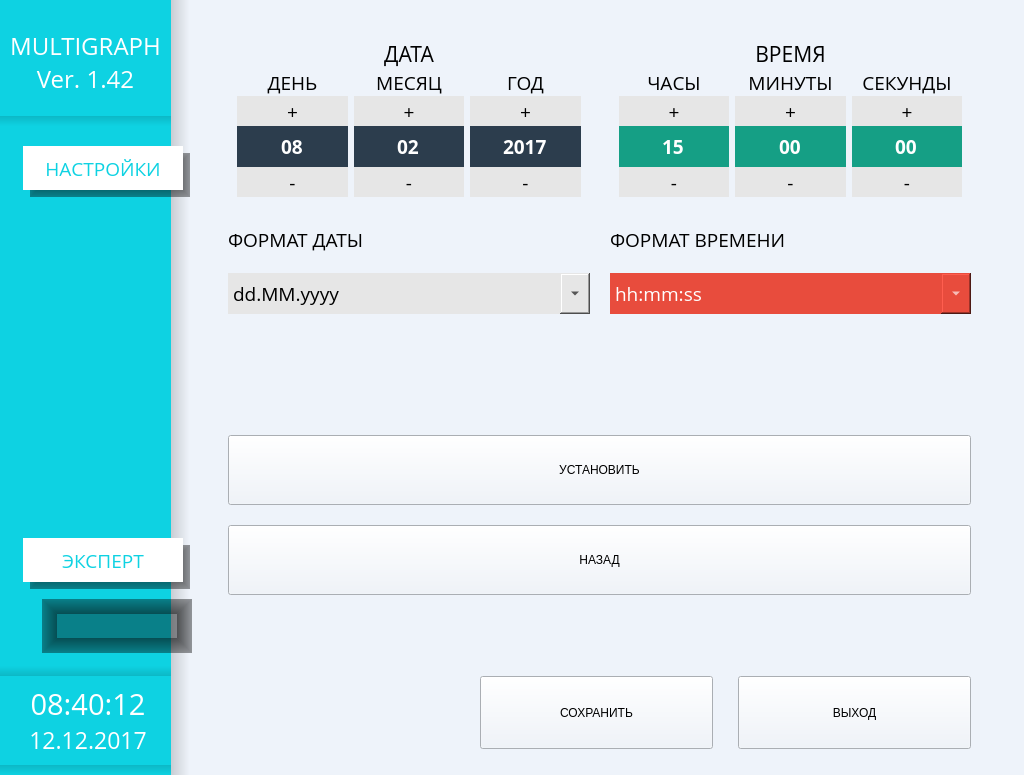
Old version of the form menu.ui in the repository tomyqg/topaz-m.
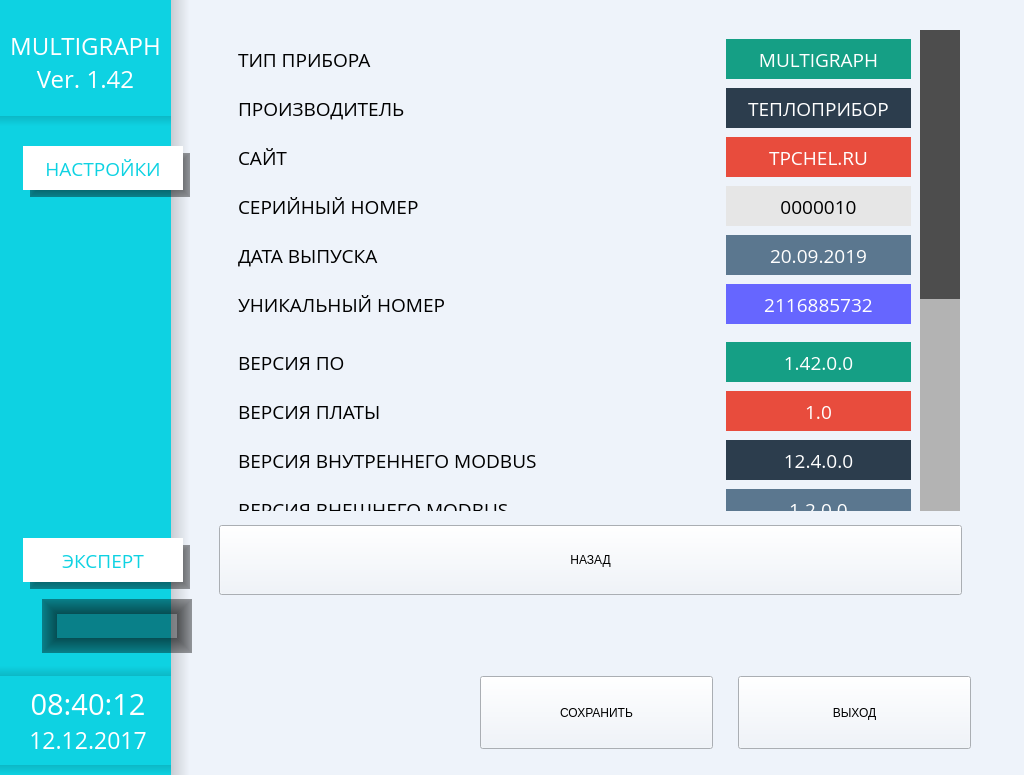
New version of the form. Icons and pictures are not drawn. Custom widgets are drawn as their Qt base class.

Patch:
```diff
--- a/menu.ui
+++ b/menu.ui
@@ -103,7 +103,7 @@
             <number>1</number>
            </property>
            <property name="currentIndex">
-            <number>9</number>
+            <number>37</number>
            </property>
            <widget class="QWidget" name="mainMenu">
             <layout class="QVBoxLayout" name="verticalLayout_3">
@@ -11793,6 +11793,997 @@
              </property>
             </widget>
            </widget>
+           <widget class="QWidget" name="pageMultigraphInfo">
+            <widget class="wButtonStyled" name="bBackDevice_2">
+             <property name="geometry">
+              <rect>
+               <x>20</x>
+               <y>525</y>
+               <width>743</width>
+               <height>70</height>
+              </rect>
+             </property>
+             <property name="sizePolicy">
+              <sizepolicy hsizetype="Preferred" vsizetype="Preferred">
+               <horstretch>0</horstretch>
+               <verstretch>0</verstretch>
+              </sizepolicy>
+             </property>
+             <property name="minimumSize">
+              <size>
+               <width>0</width>
+               <height>70</height>
+              </size>
+             </property>
+             <property name="text">
+              <string>НАЗАД</string>
+             </property>
+            </widget>
+            <widget class="QScrollArea" name="scrollAreaFreq_2">
+             <property name="geometry">
+              <rect>
+               <x>30</x>
+               <y>30</y>
+               <width>731</width>
+               <height>481</height>
+              </rect>
+             </property>
+             <property name="styleSheet">
+              <string notr="true">QScrollBar:vertical {              
+        background:rgb(179, 179, 179);
+        margin: 0px 0px 0px 0px;
+		border-radius: 0px;
+		width:40px; 
+    }
+QScrollBar::handle:vertical {
+       background:rgb(77, 77, 77);
+        min-height: 50px;
+		border-radius: 0px;
+    }
+QScrollBar::add-line:vertical {
+       background:rgb(179, 179, 179);
+        height:0px;
+        subcontrol-position: bottom;
+        subcontrol-origin: margin;
+		border-radius: 0px;
+    }
+
+QScrollBar::sub-line:vertical {
+        background:rgb(77, 77, 77);
+        height: 0 px;
+        subcontrol-position: top;
+        subcontrol-origin: margin; 
+		border-radius: 0px;
+    }
+QScrollBar::up-arrow:vertica, QScrollBar::down-arrow:verticall {
+        background:rgb(77, 77, 77);
+        height: 0px;
+		border-radius: 0px;
+    }
+
+QScrollBar::add-page:vertical, QScrollBar::sub-page:vertical {
+   background: none;
+}
+
+</string>
+             </property>
+             <property name="frameShape">
+              <enum>QFrame::NoFrame</enum>
+             </property>
+             <property name="widgetResizable">
+              <bool>true</bool>
+             </property>
+             <widget class="QWidget" name="widgetScrollAreaFreq_2">
+              <property name="geometry">
+               <rect>
+                <x>0</x>
+                <y>-417</y>
+                <width>714</width>
+                <height>898</height>
+               </rect>
+              </property>
+              <layout class="QVBoxLayout" name="verticalLayout_44">
+               <property name="spacing">
+                <number>0</number>
+               </property>
+               <property name="leftMargin">
+                <number>0</number>
+               </property>
+               <property name="topMargin">
+                <number>0</number>
+               </property>
+               <property name="rightMargin">
+                <number>0</number>
+               </property>
+               <property name="bottomMargin">
+                <number>0</number>
+               </property>
+               <item>
+                <layout class="QVBoxLayout" name="verticalLayoutFreq_2">
+                 <item>
+                  <widget class="QFrame" name="frameDeviceInfo1_2">
+                   <property name="frameShape">
+                    <enum>QFrame::NoFrame</enum>
+                   </property>
+                   <property name="frameShadow">
+                    <enum>QFrame::Raised</enum>
+                   </property>
+                   <layout class="QGridLayout" name="gridLayout_31">
+                    <property name="horizontalSpacing">
+                     <number>0</number>
+                    </property>
+                    <property name="verticalSpacing">
+                     <number>9</number>
+                    </property>
+                    <item row="6" column="1">
+                     <widget class="QLabel" name="serialDateManufacture">
+                      <property name="minimumSize">
+                       <size>
+                        <width>131</width>
+                        <height>40</height>
+                       </size>
+                      </property>
+                      <property name="maximumSize">
+                       <size>
+                        <width>185</width>
+                        <height>45</height>
+                       </size>
+                      </property>
+                      <property name="font">
+                       <font>
+                        <family>Open Sans</family>
+                        <pointsize>14</pointsize>
+                       </font>
+                      </property>
+                      <property name="styleSheet">
+                       <string notr="true">	background-color: rgb(91, 119, 143);
+	color: rgb(255, 255, 255);
+	border-radius: 0px;</string>
+                      </property>
+                      <property name="text">
+                       <string>20.09.2019</string>
+                      </property>
+                      <property name="alignment">
+                       <set>Qt::AlignCenter</set>
+                      </property>
+                     </widget>
+                    </item>
+                    <item row="4" column="1">
+                     <widget class="QLabel" name="site">
+                      <property name="minimumSize">
+                       <size>
+                        <width>131</width>
+                        <height>40</height>
+                       </size>
+                      </property>
+                      <property name="maximumSize">
+                       <size>
+                        <width>185</width>
+                        <height>45</height>
+                       </size>
+                      </property>
+                      <property name="font">
+                       <font>
+                        <family>Open Sans</family>
+                        <pointsize>14</pointsize>
+                       </font>
+                      </property>
+                      <property name="styleSheet">
+                       <string notr="true">	background-color: rgb(232, 76, 61);
+	color: rgb(255, 255, 255);
+	border-radius: 0px;</string>
+                      </property>
+                      <property name="text">
+                       <string>TPCHEL.RU</string>
+                      </property>
+                      <property name="alignment">
+                       <set>Qt::AlignCenter</set>
+                      </property>
+                     </widget>
+                    </item>
+                    <item row="0" column="0">
+                     <widget class="QLabel" name="devicelbl_3">
+                      <property name="font">
+                       <font>
+                        <family>Open Sans</family>
+                        <pointsize>14</pointsize>
+                       </font>
+                      </property>
+                      <property name="text">
+                       <string>ТИП ПРИБОРА</string>
+                      </property>
+                     </widget>
+                    </item>
+                    <item row="4" column="0">
+                     <widget class="QLabel" name="devicelbl_17">
+                      <property name="font">
+                       <font>
+                        <family>Open Sans</family>
+                        <pointsize>14</pointsize>
+                       </font>
+                      </property>
+                      <property name="text">
+                       <string>САЙТ</string>
+                      </property>
+                     </widget>
+                    </item>
+                    <item row="0" column="1">
+                     <widget class="QLabel" name="proborType">
+                      <property name="minimumSize">
+                       <size>
+                        <width>131</width>
+                        <height>40</height>
+                       </size>
+                      </property>
+                      <property name="maximumSize">
+                       <size>
+                        <width>185</width>
+                        <height>45</height>
+                       </size>
+                      </property>
+                      <property name="font">
+                       <font>
+                        <family>Open Sans</family>
+                        <pointsize>14</pointsize>
+                       </font>
+                      </property>
+                      <property name="styleSheet">
+                       <string notr="true">	background-color: rgb(21, 159, 133);
+	color: rgb(255, 255, 255);
+	border-radius: 0px;</string>
+                      </property>
+                      <property name="text">
+                       <string>MULTIGRAPH</string>
+                      </property>
+                      <property name="alignment">
+                       <set>Qt::AlignCenter</set>
+                      </property>
+                     </widget>
+                    </item>
+                    <item row="3" column="0">
+                     <widget class="QLabel" name="devicelbl_18">
+                      <property name="font">
+                       <font>
+                        <family>Open Sans</family>
+                        <pointsize>14</pointsize>
+                       </font>
+                      </property>
+                      <property name="text">
+                       <string>ПРОИЗВОДИТЕЛЬ</string>
+                      </property>
+                     </widget>
+                    </item>
+                    <item row="5" column="1">
+                     <widget class="QLabel" name="serialNumberDevice">
+                      <property name="minimumSize">
+                       <size>
+                        <width>131</width>
+                        <height>40</height>
+                       </size>
+                      </property>
+                      <property name="maximumSize">
+                       <size>
+                        <width>185</width>
+                        <height>45</height>
+                       </size>
+                      </property>
+                      <property name="font">
+                       <font>
+                        <family>Open Sans</family>
+                        <pointsize>14</pointsize>
+                       </font>
+                      </property>
+                      <property name="styleSheet">
+                       <string notr="true">background-color: rgb(230, 230, 230);
+color: rgb(0, 0, 0);
+border-radius: 0px;
+</string>
+                      </property>
+                      <property name="text">
+                       <string>0000010</string>
+                      </property>
+                      <property name="alignment">
+                       <set>Qt::AlignCenter</set>
+                      </property>
+                     </widget>
+                    </item>
+                    <item row="6" column="0">
+                     <widget class="QLabel" name="devicelbl_26">
+                      <property name="font">
+                       <font>
+                        <family>Open Sans</family>
+                        <pointsize>14</pointsize>
+                       </font>
+                      </property>
+                      <property name="text">
+                       <string>ДАТА ВЫПУСКА</string>
+                      </property>
+                     </widget>
+                    </item>
+                    <item row="5" column="0">
+                     <widget class="QLabel" name="devicelbl_25">
+                      <property name="font">
+                       <font>
+                        <family>Open Sans</family>
+                        <pointsize>14</pointsize>
+                       </font>
+                      </property>
+                      <property name="text">
+                       <string>СЕРИЙНЫЙ НОМЕР</string>
+                      </property>
+                     </widget>
+                    </item>
+                    <item row="3" column="1">
+                     <widget class="QLabel" name="manufacturer">
+                      <property name="minimumSize">
+                       <size>
+                        <width>131</width>
+                        <height>40</height>
+                       </size>
+                      </property>
+                      <property name="maximumSize">
+                       <size>
+                        <width>185</width>
+                        <height>45</height>
+                       </size>
+                      </property>
+                      <property name="font">
+                       <font>
+                        <family>Open Sans</family>
+                        <pointsize>14</pointsize>
+                       </font>
+                      </property>
+                      <property name="styleSheet">
+                       <string notr="true">background-color:rgb(44, 61, 77);
+color: rgb(255 , 255, 255);
+border-radius: 0px;</string>
+                      </property>
+                      <property name="text">
+                       <string>ТЕПЛОПРИБОР</string>
+                      </property>
+                      <property name="alignment">
+                       <set>Qt::AlignCenter</set>
+                      </property>
+                     </widget>
+                    </item>
+                    <item row="8" column="1">
+                     <widget class="QLabel" name="unicNumber">
+                      <property name="minimumSize">
+                       <size>
+                        <width>131</width>
+                        <height>40</height>
+                       </size>
+                      </property>
+                      <property name="maximumSize">
+                       <size>
+                        <width>185</width>
+                        <height>45</height>
+                       </size>
+                      </property>
+                      <property name="font">
+                       <font>
+                        <family>Open Sans</family>
+                        <pointsize>14</pointsize>
+                       </font>
+                      </property>
+                      <property name="styleSheet">
+                       <string notr="true">background-color: rgb(102, 102, 255);
+color: rgb(255, 255, 255);
+border-radius: 0px;</string>
+                      </property>
+                      <property name="text">
+                       <string>2116885732</string>
+                      </property>
+                      <property name="alignment">
+                       <set>Qt::AlignCenter</set>
+                      </property>
+                     </widget>
+                    </item>
+                    <item row="8" column="0">
+                     <widget class="QLabel" name="devicelbl_27">
+                      <property name="font">
+                       <font>
+                        <family>Open Sans</family>
+                        <pointsize>14</pointsize>
+                       </font>
+                      </property>
+                      <property name="text">
+                       <string>УНИКАЛЬНЫЙ НОМЕР</string>
+                      </property>
+                     </widget>
+                    </item>
+                   </layout>
+                  </widget>
+                 </item>
+                 <item>
+                  <widget class="QFrame" name="frameDeviceInfo2_2">
+                   <property name="frameShape">
+                    <enum>QFrame::NoFrame</enum>
+                   </property>
+                   <property name="frameShadow">
+                    <enum>QFrame::Raised</enum>
+                   </property>
+                   <layout class="QGridLayout" name="gridLayout_30">
+                    <property name="horizontalSpacing">
+                     <number>0</number>
+                    </property>
+                    <property name="verticalSpacing">
+                     <number>9</number>
+                    </property>
+                    <item row="5" column="0">
+                     <widget class="QLabel" name="devicelbl_12">
+                      <property name="font">
+                       <font>
+                        <family>Open Sans</family>
+                        <pointsize>14</pointsize>
+                       </font>
+                      </property>
+                      <property name="text">
+                       <string>ВЕРСИЯ ВНЕШНЕГО MODBUS</string>
+                      </property>
+                     </widget>
+                    </item>
+                    <item row="5" column="1">
+                     <widget class="QLabel" name="extModbusVersion">
+                      <property name="minimumSize">
+                       <size>
+                        <width>131</width>
+                        <height>40</height>
+                       </size>
+                      </property>
+                      <property name="maximumSize">
+                       <size>
+                        <width>185</width>
+                        <height>45</height>
+                       </size>
+                      </property>
+                      <property name="font">
+                       <font>
+                        <family>Open Sans</family>
+                        <pointsize>14</pointsize>
+                       </font>
+                      </property>
+                      <property name="styleSheet">
+                       <string notr="true">	background-color: rgb(91, 119, 143);
+	color: rgb(255, 255, 255);
+	border-radius: 0px;</string>
+                      </property>
+                      <property name="text">
+                       <string>1.2.0.0</string>
+                      </property>
+                      <property name="alignment">
+                       <set>Qt::AlignCenter</set>
+                      </property>
+                     </widget>
+                    </item>
+                    <item row="2" column="0">
+                     <widget class="QLabel" name="devicelbl_11">
+                      <property name="font">
+                       <font>
+                        <family>Open Sans</family>
+                        <pointsize>14</pointsize>
+                       </font>
+                      </property>
+                      <property name="text">
+                       <string>ВЕРСИЯ ПЛАТЫ</string>
+                      </property>
+                     </widget>
+                    </item>
+                    <item row="0" column="1">
+                     <widget class="QLabel" name="softVersion">
+                      <property name="minimumSize">
+                       <size>
+                        <width>131</width>
+                        <height>40</height>
+                       </size>
+                      </property>
+                      <property name="maximumSize">
+                       <size>
+                        <width>185</width>
+                        <height>45</height>
+                       </size>
+                      </property>
+                      <property name="font">
+                       <font>
+                        <family>Open Sans</family>
+                        <pointsize>14</pointsize>
+                       </font>
+                      </property>
+                      <property name="styleSheet">
+                       <string notr="true">	background-color: rgb(21, 159, 133);
+	color: rgb(255, 255, 255);
+	border-radius: 0px;</string>
+                      </property>
+                      <property name="text">
+                       <string>1.42.0.0</string>
+                      </property>
+                      <property name="alignment">
+                       <set>Qt::AlignCenter</set>
+                      </property>
+                     </widget>
+                    </item>
+                    <item row="2" column="1">
+                     <widget class="QLabel" name="boardVersion">
+                      <property name="minimumSize">
+                       <size>
+                        <width>131</width>
+                        <height>40</height>
+                       </size>
+                      </property>
+                      <property name="maximumSize">
+                       <size>
+                        <width>185</width>
+                        <height>45</height>
+                       </size>
+                      </property>
+                      <property name="font">
+                       <font>
+                        <family>Open Sans</family>
+                        <pointsize>14</pointsize>
+                       </font>
+                      </property>
+                      <property name="styleSheet">
+                       <string notr="true">	background-color: rgb(232, 76, 61);
+	color: rgb(255, 255, 255);
+	border-radius: 0px;</string>
+                      </property>
+                      <property name="text">
+                       <string>1.0</string>
+                      </property>
+                      <property name="alignment">
+                       <set>Qt::AlignCenter</set>
+                      </property>
+                     </widget>
+                    </item>
+                    <item row="4" column="1">
+                     <widget class="QLabel" name="modbusVersion">
+                      <property name="minimumSize">
+                       <size>
+                        <width>131</width>
+                        <height>40</height>
+                       </size>
+                      </property>
+                      <property name="maximumSize">
+                       <size>
+                        <width>185</width>
+                        <height>45</height>
+                       </size>
+                      </property>
+                      <property name="font">
+                       <font>
+                        <family>Open Sans</family>
+                        <pointsize>14</pointsize>
+                       </font>
+                      </property>
+                      <property name="styleSheet">
+                       <string notr="true">background-color:rgb(44, 61, 77);
+color: rgb(255 , 255, 255);
+border-radius: 0px;</string>
+                      </property>
+                      <property name="text">
+                       <string>12.4.0.0</string>
+                      </property>
+                      <property name="alignment">
+                       <set>Qt::AlignCenter</set>
+                      </property>
+                     </widget>
+                    </item>
+                    <item row="8" column="0" colspan="2">
+                     <spacer name="verticalSpacer_42">
+                      <property name="orientation">
+                       <enum>Qt::Vertical</enum>
+                      </property>
+                      <property name="sizeHint" stdset="0">
+                       <size>
+                        <width>20</width>
+                        <height>40</height>
+                       </size>
+                      </property>
+                     </spacer>
+                    </item>
+                    <item row="4" column="0">
+                     <widget class="QLabel" name="devicelbl_16">
+                      <property name="font">
+                       <font>
+                        <family>Open Sans</family>
+                        <pointsize>14</pointsize>
+                       </font>
+                      </property>
+                      <property name="text">
+                       <string>ВЕРСИЯ ВНУТРЕННЕГО MODBUS</string>
+                      </property>
+                     </widget>
+                    </item>
+                    <item row="0" column="0">
+                     <widget class="QLabel" name="devicelbl_13">
+                      <property name="font">
+                       <font>
+                        <family>Open Sans</family>
+                        <pointsize>14</pointsize>
+                       </font>
+                      </property>
+                      <property name="text">
+                       <string>ВЕРСИЯ ПО</string>
+                      </property>
+                     </widget>
+                    </item>
+                   </layout>
+                  </widget>
+                 </item>
+                 <item>
+                  <widget class="QFrame" name="frameDeviceInfo2_3">
+                   <property name="frameShape">
+                    <enum>QFrame::NoFrame</enum>
+                   </property>
+                   <property name="frameShadow">
+                    <enum>QFrame::Raised</enum>
+                   </property>
+                   <layout class="QGridLayout" name="gridLayout_32">
+                    <property name="horizontalSpacing">
+                     <number>0</number>
+                    </property>
+                    <property name="verticalSpacing">
+                     <number>9</number>
+                    </property>
+                    <item row="2" column="1">
+                     <widget class="QLabel" name="wirkingTime">
+                      <property name="minimumSize">
+                       <size>
+                        <width>131</width>
+                        <height>40</height>
+                       </size>
+                      </property>
+                      <property name="maximumSize">
+                       <size>
+                        <width>185</width>
+                        <height>45</height>
+                       </size>
+                      </property>
+                      <property name="font">
+                       <font>
+                        <family>Open Sans</family>
+                        <pointsize>14</pointsize>
+                       </font>
+                      </property>
+                      <property name="styleSheet">
+                       <string notr="true">background-color: rgb(230, 230, 230);
+color: rgb(0, 0, 0);
+border-radius: 0px;
+</string>
+                      </property>
+                      <property name="text">
+                       <string>318.03</string>
+                      </property>
+                      <property name="alignment">
+                       <set>Qt::AlignCenter</set>
+                      </property>
+                     </widget>
+                    </item>
+                    <item row="5" column="1">
+                     <widget class="QLabel" name="netGoods">
+                      <property name="minimumSize">
+                       <size>
+                        <width>131</width>
+                        <height>40</height>
+                       </size>
+                      </property>
+                      <property name="maximumSize">
+                       <size>
+                        <width>185</width>
+                        <height>45</height>
+                       </size>
+                      </property>
+                      <property name="font">
+                       <font>
+                        <family>Open Sans</family>
+                        <pointsize>14</pointsize>
+                       </font>
+                      </property>
+                      <property name="styleSheet">
+                       <string notr="true">	background-color: rgb(91, 119, 143);
+	color: rgb(255, 255, 255);
+	border-radius: 0px;</string>
+                      </property>
+                      <property name="text">
+                       <string>65194</string>
+                      </property>
+                      <property name="alignment">
+                       <set>Qt::AlignCenter</set>
+                      </property>
+                     </widget>
+                    </item>
+                    <item row="2" column="0">
+                     <widget class="QLabel" name="devicelbl_19">
+                      <property name="font">
+                       <font>
+                        <family>Open Sans</family>
+                        <pointsize>14</pointsize>
+                       </font>
+                      </property>
+                      <property name="text">
+                       <string>ВРЕМЯ НЕПРЕРЫВНОЙ РАБОТЫ, Ч</string>
+                      </property>
+                     </widget>
+                    </item>
+                    <item row="0" column="1">
+                     <widget class="QLabel" name="deviceState">
+                      <property name="minimumSize">
+                       <size>
+                        <width>131</width>
+                        <height>40</height>
+                       </size>
+                      </property>
+                      <property name="maximumSize">
+                       <size>
+                        <width>185</width>
+                        <height>45</height>
+                       </size>
+                      </property>
+                      <property name="font">
+                       <font>
+                        <family>Open Sans</family>
+                        <pointsize>14</pointsize>
+                       </font>
+                      </property>
+                      <property name="styleSheet">
+                       <string notr="true">	background-color: rgb(21, 159, 133);
+	color: rgb(255, 255, 255);
+	border-radius: 0px;</string>
+                      </property>
+                      <property name="text">
+                       <string>ОК</string>
+                      </property>
+                      <property name="alignment">
+                       <set>Qt::AlignCenter</set>
+                      </property>
+                     </widget>
+                    </item>
+                    <item row="5" column="0">
+                     <widget class="QLabel" name="devicelbl_20">
+                      <property name="font">
+                       <font>
+                        <family>Open Sans</family>
+                        <pointsize>14</pointsize>
+                       </font>
+                      </property>
+                      <property name="text">
+                       <string>ЧИСЛО УСПЕШНЫХ ТРАНЗАКЦИЙ В СЕТИ</string>
+                      </property>
+                     </widget>
+                    </item>
+                    <item row="4" column="1">
+                     <widget class="QLabel" name="netErrors">
+                      <property name="minimumSize">
+                       <size>
+                        <width>131</width>
+                        <height>40</height>
+                       </size>
+                      </property>
+                      <property name="maximumSize">
+                       <size>
+                        <width>185</width>
+                        <height>45</height>
+                       </size>
+                      </property>
+                      <property name="font">
+                       <font>
+                        <family>Open Sans</family>
+                        <pointsize>14</pointsize>
+                       </font>
+                      </property>
+                      <property name="styleSheet">
+                       <string notr="true">background-color:rgb(44, 61, 77);
+color: rgb(255 , 255, 255);
+border-radius: 0px;</string>
+                      </property>
+                      <property name="text">
+                       <string>1</string>
+                      </property>
+                      <property name="alignment">
+                       <set>Qt::AlignCenter</set>
+                      </property>
+                     </widget>
+                    </item>
+                    <item row="4" column="0">
+                     <widget class="QLabel" name="devicelbl_21">
+                      <property name="font">
+                       <font>
+                        <family>Open Sans</family>
+                        <pointsize>14</pointsize>
+                       </font>
+                      </property>
+                      <property name="text">
+                       <string>ЧИСЛО ОШИБОЧНЫХ ТРАНЗАКЦИЙ В СЕТИ</string>
+                      </property>
+                     </widget>
+                    </item>
+                    <item row="6" column="0">
+                     <widget class="QLabel" name="devicelbl_23">
+                      <property name="font">
+                       <font>
+                        <family>Open Sans</family>
+                        <pointsize>14</pointsize>
+                       </font>
+                      </property>
+                      <property name="text">
+                       <string>УРОВЕНЬ ДОСТУПА</string>
+                      </property>
+                     </widget>
+                    </item>
+                    <item row="6" column="1">
+                     <widget class="QLabel" name="accessLevel">
+                      <property name="minimumSize">
+                       <size>
+                        <width>131</width>
+                        <height>40</height>
+                       </size>
+                      </property>
+                      <property name="maximumSize">
+                       <size>
+                        <width>185</width>
+                        <height>45</height>
+                       </size>
+                      </property>
+                      <property name="font">
+                       <font>
+                        <family>Open Sans</family>
+                        <pointsize>14</pointsize>
+                       </font>
+                      </property>
+                      <property name="styleSheet">
+                       <string notr="true">background-color: rgb(102, 102, 255);
+color: rgb(255, 255, 255);
+border-radius: 0px;</string>
+                      </property>
+                      <property name="text">
+                       <string>ПОЛЬЗОВАТЕЛЬ</string>
+                      </property>
+                      <property name="alignment">
+                       <set>Qt::AlignCenter</set>
+                      </property>
+                     </widget>
+                    </item>
+                    <item row="0" column="0">
+                     <widget class="QLabel" name="devicelbl_22">
+                      <property name="font">
+                       <font>
+                        <family>Open Sans</family>
+                        <pointsize>14</pointsize>
+                       </font>
+                      </property>
+                      <property name="text">
+                       <string>СОСТОЯНИЕ ПРИБОРА</string>
+                      </property>
+                     </widget>
+                    </item>
+                    <item row="7" column="0">
+                     <widget class="QLabel" name="devicelbl_24">
+                      <property name="font">
+                       <font>
+                        <family>Open Sans</family>
+                        <pointsize>14</pointsize>
+                       </font>
+                      </property>
+                      <property name="text">
+                       <string>МОДЕЛЬ ПЛАТЫ КОНТРОЛЛЕРА</string>
+                      </property>
+                     </widget>
+                    </item>
+                    <item row="7" column="1">
+                     <widget class="QLabel" name="boardModel">
+                      <property name="minimumSize">
+                       <size>
+                        <width>131</width>
+                        <height>40</height>
+                       </size>
+                      </property>
+                      <property name="maximumSize">
+                       <size>
+                        <width>185</width>
+                        <height>45</height>
+                       </size>
+                      </property>
+                      <property name="font">
+                       <font>
+                        <family>Open Sans</family>
+                        <pointsize>14</pointsize>
+                       </font>
+                      </property>
+                      <property name="styleSheet">
+                       <string notr="true">	background-color: rgb(232, 76, 61);
+	color: rgb(255, 255, 255);
+	border-radius: 0px;</string>
+                      </property>
+                      <property name="text">
+                       <string> 0</string>
+                      </property>
+                      <property name="alignment">
+                       <set>Qt::AlignCenter</set>
+                      </property>
+                     </widget>
+                    </item>
+                    <item row="9" column="0" colspan="2">
+                     <spacer name="verticalSpacer_43">
+                      <property name="orientation">
+                       <enum>Qt::Vertical</enum>
+                      </property>
+                      <property name="sizeHint" stdset="0">
+                       <size>
+                        <width>20</width>
+                        <height>40</height>
+                       </size>
+                      </property>
+                     </spacer>
+                    </item>
+                    <item row="8" column="0">
+                     <widget class="QLabel" name="devicelbl_28">
+                      <property name="font">
+                       <font>
+                        <family>Open Sans</family>
+                        <pointsize>14</pointsize>
+                       </font>
+                      </property>
+                      <property name="text">
+                       <string>ЧИСЛО ПОДКЛЮЧЕНЫХ МОДУЛЕЙ</string>
+                      </property>
+                     </widget>
+                    </item>
+                    <item row="8" column="1">
+                     <widget class="QLabel" name="countModules">
+                      <property name="minimumSize">
+                       <size>
+                        <width>131</width>
+                        <height>40</height>
+                       </size>
+                      </property>
+                      <property name="maximumSize">
+                       <size>
+                        <width>185</width>
+                        <height>45</height>
+                       </size>
+                      </property>
+                      <property name="font">
+                       <font>
+                        <family>Open Sans</family>
+                        <pointsize>14</pointsize>
+                       </font>
+                      </property>
+                      <property name="styleSheet">
+                       <string notr="true">background-color: rgb(230, 230, 230);
+color: rgb(0, 0, 0);
+border-radius: 0px;
+</string>
+                      </property>
+                      <property name="text">
+                       <string>3</string>
+                      </property>
+                      <property name="alignment">
+                       <set>Qt::AlignCenter</set>
+                      </property>
+                     </widget>
+                    </item>
+                   </layout>
+                  </widget>
+                 </item>
+                 <item>
+                  <spacer name="verticalSpacerFreq_2">
+                   <property name="orientation">
+                    <enum>Qt::Vertical</enum>
+                   </property>
+                   <property name="sizeHint" stdset="0">
+                    <size>
+                     <width>20</width>
+                     <height>165</height>
+                    </size>
+                   </property>
+                  </spacer>
+                 </item>
+                </layout>
+               </item>
+              </layout>
+             </widget>
+            </widget>
+           </widget>
           </widget>
          </item>
         </layout>
```
Left out of the diff: 24 changed lines with no effect on the pictures.
